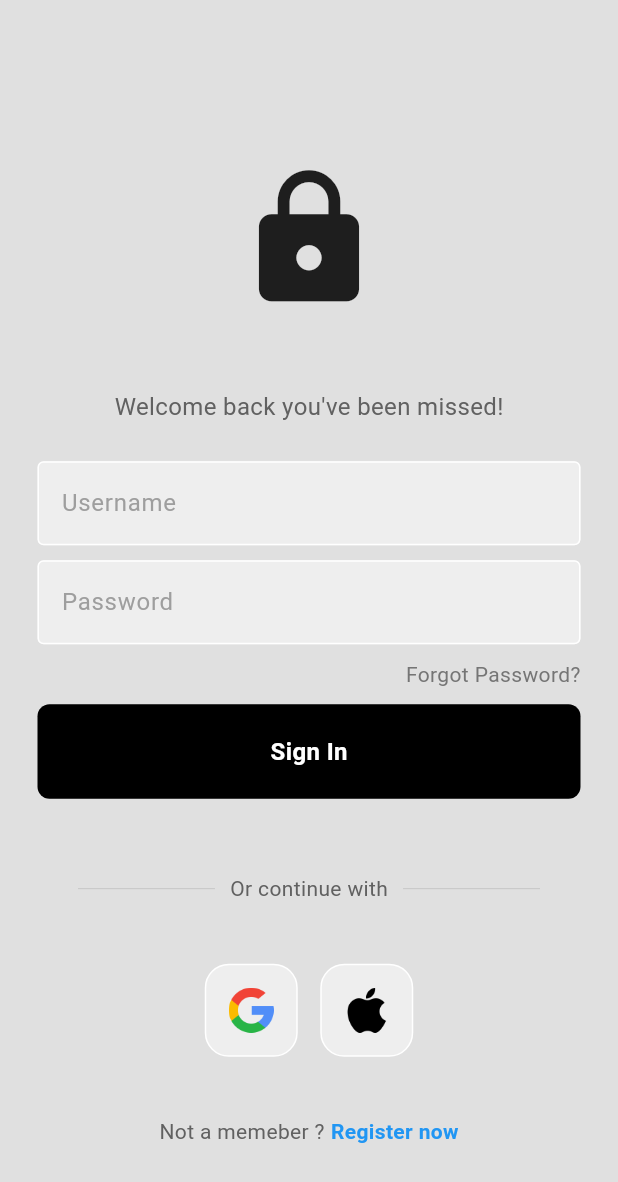
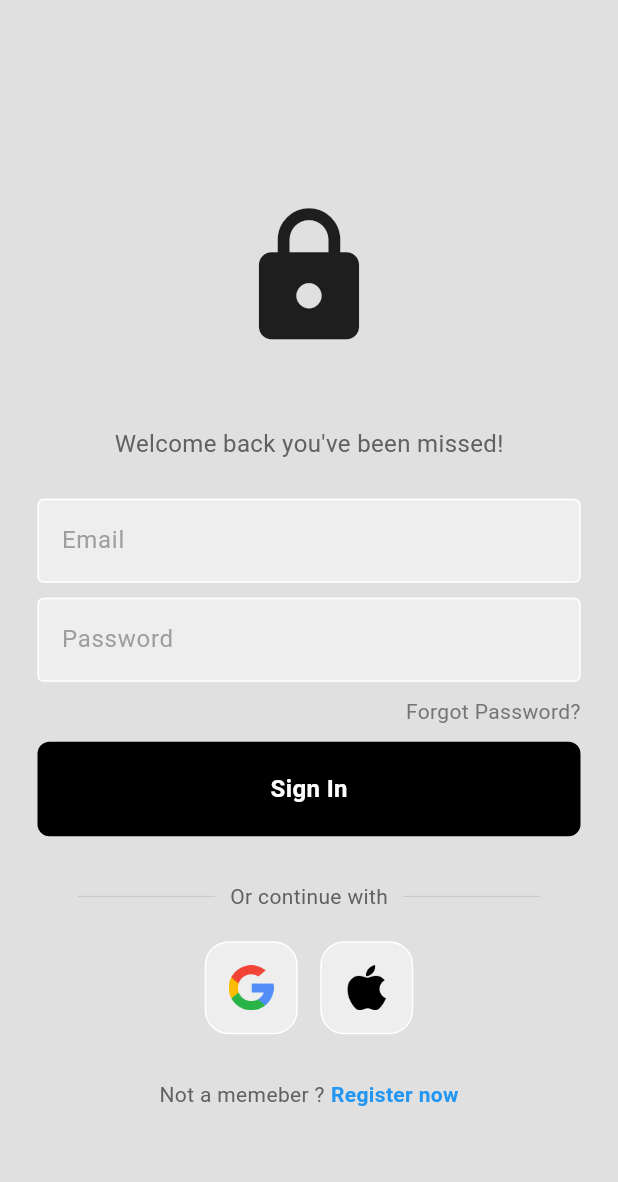
Before and after one commit to shashwat-naik/CRUD, a Flutter app: the screen it shows after launch, on a phone screen of 412 x 824 dp. Shown: the top 1182 px of the screen. Run offline on Flutter 3.47's test engine with Material 3 defaults, Android fonts, the phone set to English and light mode, and no system bars; our stand-ins replace cloud_firestore, firebase_auth, firebase_core; accounts and stored records are empty.

Commit message:
Email Password Auth

```diff
--- a/lib/main.dart
+++ b/lib/main.dart
@@ -1,12 +1,13 @@
 import 'package:crud/firebase_options.dart';
-import 'package:crud/pages/home_page.dart';
-import 'package:crud/pages/login_page.dart';
+import 'package:crud/pages/auth_page.dart';
 import 'package:firebase_core/firebase_core.dart';
 import 'package:flutter/material.dart';
 
 void main() async {
   WidgetsFlutterBinding.ensureInitialized();
-  await Firebase.initializeApp(options: DefaultFirebaseOptions.currentPlatform);
+  await Firebase.initializeApp(
+    options: DefaultFirebaseOptions.currentPlatform,
+  );
   runApp(const MyApp());
 }
 
@@ -17,8 +18,7 @@ class MyApp extends StatelessWidget {
   Widget build(BuildContext context) {
     return MaterialApp(
       debugShowCheckedModeBanner: false,
-      // home: HomePage(),
-      home: LoginPage(),
+      home: AuthPage() ,
     );
   }
 }
--- /dev/null
+++ b/lib/pages/auth_page.dart
@@ -0,0 +1,26 @@
+// Usefull to tell whether the user is signedin or not
+
+import 'package:crud/pages/home_page.dart';
+import 'package:crud/pages/login_page.dart';
+import 'package:firebase_auth/firebase_auth.dart';
+import 'package:flutter/material.dart';
+
+class AuthPage extends StatelessWidget {
+  const AuthPage({super.key});
+
+  @override
+  Widget build(BuildContext context) {
+    return Scaffold(
+      body: StreamBuilder<User?>(
+        stream: FirebaseAuth.instance.authStateChanges(),
+        builder: (context, snapshort) {
+          if (snapshort.hasData) {
+            return HomePage();
+          } else {
+            return LoginPage();
+          }
+        },
+      ),
+    );
+  }
+}
--- a/lib/pages/login_page.dart
+++ b/lib/pages/login_page.dart
@@ -1,17 +1,88 @@
 import 'package:crud/components/my_button.dart';
 import 'package:crud/components/my_textfield.dart';
 import 'package:crud/components/square_tile.dart';
+import 'package:firebase_auth/firebase_auth.dart';
 import 'package:flutter/material.dart';
 
-class LoginPage extends StatelessWidget {
+class LoginPage extends StatefulWidget {
   LoginPage({super.key});
 
+  @override
+  State<LoginPage> createState() => _LoginPageState();
+}
+
+class _LoginPageState extends State<LoginPage> {
   // Text editing controller
-  final usernameController = TextEditingController();
+  final emailController = TextEditingController();
+
   final passwordController = TextEditingController();
 
   // Sign user in method
-  void signUserIn() {}
+  void signUserIn() async {
+    // show loading
+    showDialog(
+      context: context,
+      builder: (context) {
+        return Center(
+          child: CircularProgressIndicator(),
+        );
+      },
+    );
+    // try sign in
+    try {
+      await FirebaseAuth.instance.signInWithEmailAndPassword(
+        email: emailController.text,
+        password: passwordController.text,
+      );
+      // pop the loading circle
+      Navigator.pop(context);
+    } on FirebaseAuthException catch (e) {
+      Navigator.pop(context);
+      // Wrong Email
+      if (e.code == 'user-not-found') {
+        // Error show
+        wrongEmailMessage();
+      }
+      // Wrong Password
+      else if (e.code == 'wrong-password') {
+        // Error show
+        wrongPasswordMessage();
+      }
+      else {
+      showDialog(
+        context: context,
+        builder: (context) {
+          return AlertDialog(
+            title: const Text('Error'),
+            content: Text(e.message ?? 'Unknown error'),
+          );
+        },
+      );
+    }
+  }
+}
+
+  void wrongEmailMessage() {
+    showDialog(
+      context: context,
+      builder: (context) {
+        return AlertDialog(
+          title: Text('Incorrect Email'),
+        );
+      },
+    );
+  }
+
+  void wrongPasswordMessage() {
+    showDialog(
+      context: context,
+      builder: (context) {
+        return AlertDialog(
+          title: Text('Incorrect Password'),
+        );
+      },
+    );
+  }
 
   @override
   Widget build(BuildContext context) {
@@ -19,6 +90,7 @@ class LoginPage extends StatelessWidget {
       backgroundColor: Colors.grey[300],
       body: SafeArea(
         child: Center(
+          child: SingleChildScrollView(
             child: Column(
               mainAxisAlignment: MainAxisAlignment.center,
               children: [
@@ -41,8 +113,8 @@ class LoginPage extends StatelessWidget {
                 SizedBox(height: 25),
                 // username textfield
                 MyTextfield(
-                controller: usernameController,
-                hintText: 'Username',
+                  controller: emailController,
+                  hintText: 'Email',
                   obscureText: false,
                 ),
 
@@ -75,7 +147,7 @@ class LoginPage extends StatelessWidget {
                 MyButton(
                   onTap: signUserIn,
                 ),
-              SizedBox(height: 50),
+                SizedBox(height: 30),
                 // or continue with
                 Padding(
                   padding: const EdgeInsets.symmetric(horizontal: 52.0),
@@ -103,7 +175,7 @@ class LoginPage extends StatelessWidget {
                     ],
                   ),
                 ),
-              SizedBox(height: 40),
+                SizedBox(height: 20),
                 // google & apple sign in buttons
                 Row(
                   mainAxisAlignment: MainAxisAlignment.center,
@@ -115,7 +187,7 @@ class LoginPage extends StatelessWidget {
                     SquareTile(imagePath: ('assets/apple.png')),
                   ],
                 ),
-              SizedBox(height: 40),
+                SizedBox(height: 30),
                 // not a memeber? register now
                 Row(
                   mainAxisAlignment: MainAxisAlignment.center,
@@ -138,6 +210,7 @@ class LoginPage extends StatelessWidget {
             ),
           ),
         ),
+      ),
     );
   }
 }
--- a/pubspec.yaml
+++ b/pubspec.yaml
@@ -36,6 +36,7 @@ dependencies:
   cupertino_icons: ^1.0.8
   firebase_core: ^3.13.0
   cloud_firestore: ^5.6.6
+  firebase_auth: ^5.5.2
 
 dev_dependencies:
   flutter_test:
```
Also changed, not shown: lib/pages/home_page.dart (+7 -1 lines), pubspec.lock, 4 other files. Lines whose indentation alone changed are shown as unchanged.
